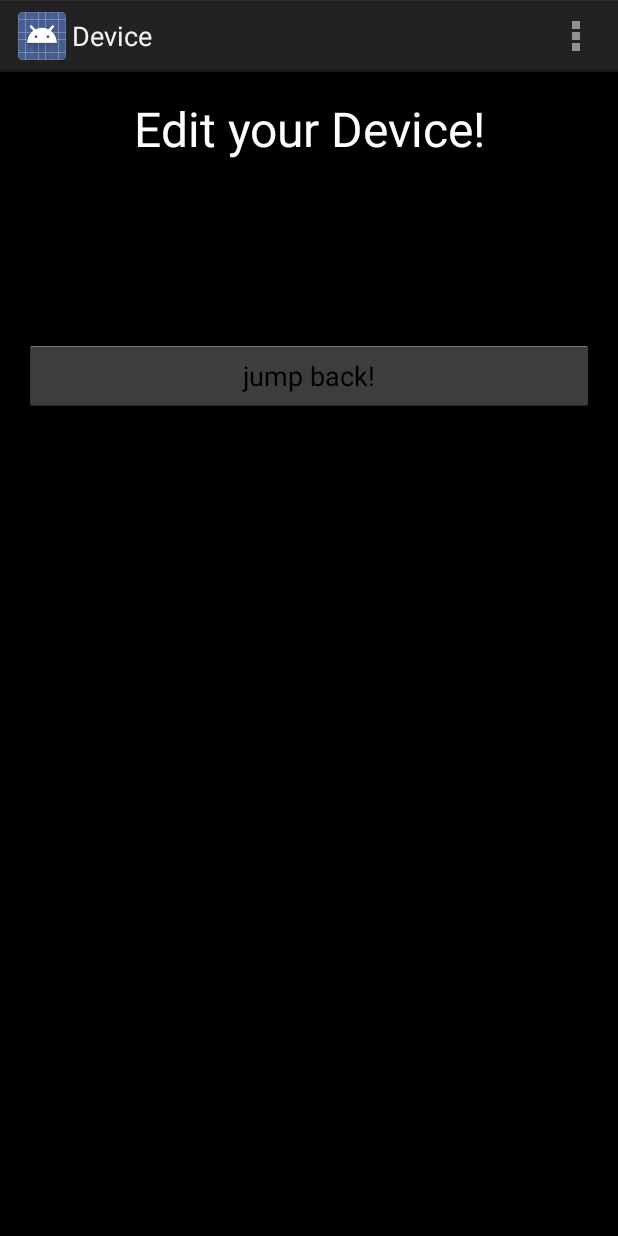
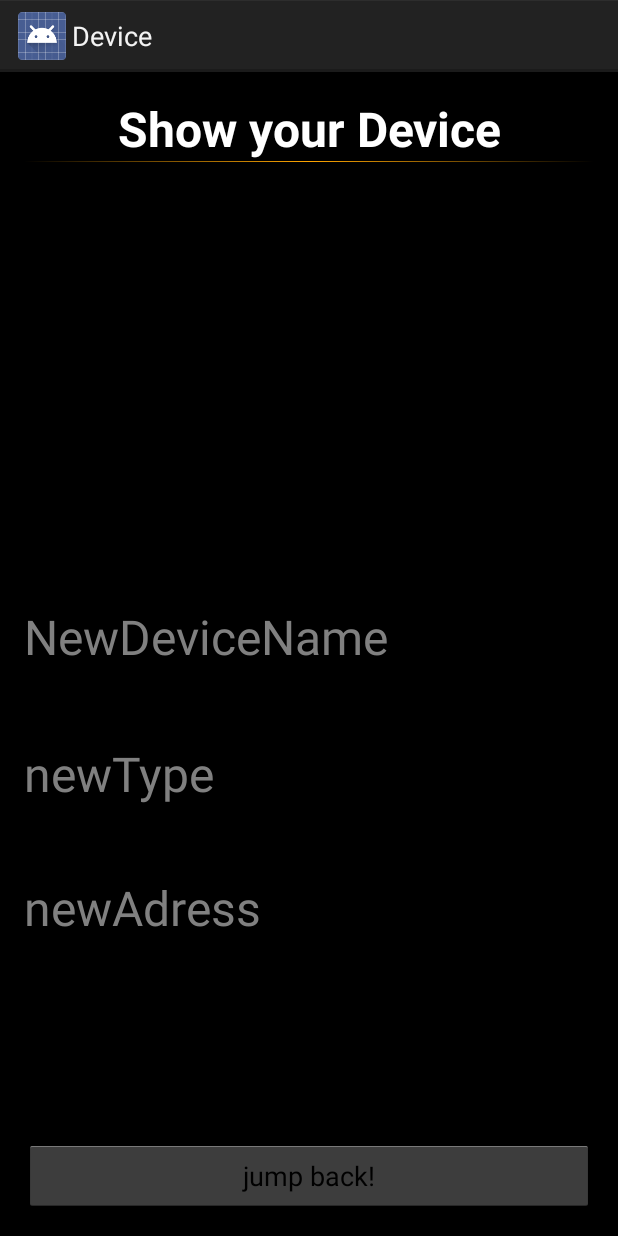
Before and after one commit to dalight1/App, an Android app: the DeviceActivit screen opened directly, with no data from a screen before it, on a phone screen of 412 x 824 dp. Run offline under Robolectric (Android 15) with nearby library versions, the phone set to English and light mode, and no system bars.

Commit message:
Zusätzliche Activity für Detailansicht hinzugefügt Daten (Devicename, Typ, Adresse) werden von der anderen Activity  übernommen.

```diff
--- a/app/src/main/java/at/app/dalight/dalight/DeviceActivit.java
+++ b/app/src/main/java/at/app/dalight/dalight/DeviceActivit.java
@@ -1,37 +1,64 @@
 package at.app.dalight.dalight;
 
 import android.app.Activity;
+import android.content.DialogInterface;
 import android.os.Bundle;
 import android.view.Menu;
 import android.view.MenuItem;
 import android.view.View;
 import android.widget.Button;
+import android.widget.TextView;
 import android.widget.Toast;
 
 
-public class DeviceActivit extends Activity implements View.OnClickListener {
+public class DeviceActivit extends Activity implements View.OnClickListener{
 
-    private Button btnback;
+    public Button btnback1;
+    public TextView TextDeviceName;
+    public TextView TextTypeName;
+    public TextView TextAdressName;
+
+
 
     @Override
     protected void onCreate(Bundle savedInstanceState) {
         super.onCreate(savedInstanceState);
         setContentView(R.layout.activity_device);
 
-        btnback = (Button) findViewById(R.id.btnback);
-        btnback.setOnClickListener(this);
+        TextDeviceName = (TextView) findViewById(R.id.TextDeviceName);
+        TextTypeName = (TextView) findViewById(R.id.textType);
+        TextAdressName = (TextView) findViewById(R.id.textAdress);
+
+
+        btnback1 = (Button) findViewById(R.id.btnback);
+        btnback1.setOnClickListener(this);
+
+        settheText();   //setzen der Texte, die mit übergeben wurden
 
 
     }
 
 
+    public void settheText()
+    {
+        //Übergebene Daten ausgeben *********************************
+        final Bundle extras = getIntent().getExtras();
+
+        if (extras != null) {
+            TextDeviceName.setText("Device name: " + extras.getString("ClickedDevice"));
+            TextTypeName.setText("Device type: " + extras.getString("Type"));
+            TextAdressName.setText("Device adress: " + extras.getInt("Adress"));
+        }
+
+    }
+    /*  Wenn dieses Scheißdrecks-Ding aktiv ist, dann bleibt man da hängen---> geht nix
     @Override
     public boolean onCreateOptionsMenu(Menu menu) {
         // Inflate the menu; this adds items to the action bar if it is present.
         getMenuInflater().inflate(R.menu.menu_device, menu);
         setContentView(R.layout.activity_device);
         return true;
-    }
+    }*/
 
     @Override
     public boolean onOptionsItemSelected(MenuItem item) {
@@ -52,14 +79,18 @@ public class DeviceActivit extends Activity implements View.OnClickListener {
     @Override
     public void onClick(View v) {
 
-        int ce = v.getId(); //Click Element
-
+        /* just for debugg
         String message = "Sollte geschlossen werden! ";
         Toast.makeText(DeviceActivit.this, message,Toast.LENGTH_SHORT).show();
+        */
 
-        if(ce == R.id.btnback)
-        {
-            finish();   //Schließen der aktuellen aktivity
+        //welcher Button wurde gedrückt??
+        switch (v.getId()){
+
+            case    R.id.btnback:{
+                finish();   //Schließen der aktuellen aktivity
+            }
+
         }
 
     }
--- a/app/src/main/res/layout/activity_device.xml
+++ b/app/src/main/res/layout/activity_device.xml
@@ -7,19 +7,64 @@
     tools:context="at.app.dalight.dalight.DeviceActivit"
     android:background="@color/Black">
 
-    <TextView android:text="@string/EditDevice" android:layout_width="fill_parent"
+    <TextView android:text="@string/ShowDevice" android:layout_width="fill_parent"
         android:layout_height="wrap_content"
         android:gravity="center_horizontal"
         android:id="@+id/MainText"
         android:textSize="32sp"
-        android:textColor="@color/White" />
+        android:textColor="@color/White"
+        android:textStyle="bold" />
+    <!-- Seperation Line between TextView and ListView  -->
+    <View
+        android:layout_width="match_parent"
+        android:layout_height="0.2dp"
+        android:layout_below="@+id/MainText"
+        android:background="@drawable/gradient"
+        android:layout_alignParentStart="true" />
 
     <Button
         android:layout_width="match_parent"
         android:layout_height="wrap_content"
         android:text="jump back!"
         android:id="@+id/btnback"
-        android:layout_below="@+id/MainText"
-        android:layout_marginTop="119dp"/>
+        android:layout_alignParentBottom="true"
+        android:layout_alignParentStart="true"
+        android:longClickable="false" />
+
+    <TextView
+        android:layout_width="wrap_content"
+        android:layout_height="wrap_content"
+        android:id="@+id/TextDeviceName"
+        android:textSize="32sp"
+        android:textColor="@color/White"
+        android:hint="@string/NewDeviceName"
+        android:phoneNumber="false"
+        android:layout_above="@+id/textType"
+        android:layout_alignParentStart="true"
+        android:layout_marginBottom="48dp" />
+
+    <TextView
+        android:layout_width="wrap_content"
+        android:layout_height="wrap_content"
+        android:id="@+id/textType"
+        android:textSize="32sp"
+        android:textColor="@color/White"
+        android:hint="@string/newType"
+        android:gravity="left"
+        android:layout_marginBottom="46dp"
+        android:layout_above="@+id/textAdress"
+        android:layout_alignParentStart="true" />
+
+    <TextView
+        android:layout_width="wrap_content"
+        android:layout_height="wrap_content"
+        android:gravity="left"
+        android:id="@+id/textAdress"
+        android:textSize="32sp"
+        android:textColor="@color/White"
+        android:hint="@string/newAdress"
+        android:layout_above="@+id/btnback"
+        android:layout_alignParentStart="true"
+        android:layout_marginBottom="133dp" />
 
 </RelativeLayout>
--- a/app/src/main/res/values/strings.xml
+++ b/app/src/main/res/values/strings.xml
@@ -7,5 +7,12 @@
     <string name="welcome_text">Welcome</string>
     <string name="title_activity_edit_dalight">Device</string>
     <string name="EditDevice">Edit your Device!</string>
+    <string name="TxtHintforDevice">hier kommt der DeviceName</string>
+    <string name="DeviceName">Device:</string>
+    <string name="NewDeviceName">NewDeviceName</string>
+    <string name="newType">newType</string>
+    <string name="newAdress">newAdress</string>
+    <string name="AdressValue">Adress</string>
+    <string name="ShowDevice">Show your Device</string>
 
 </resources>
```
Also changed, not shown: app/src/main/java/at/app/dalight/dalight/MainActivity.java (+24 -12 lines).
